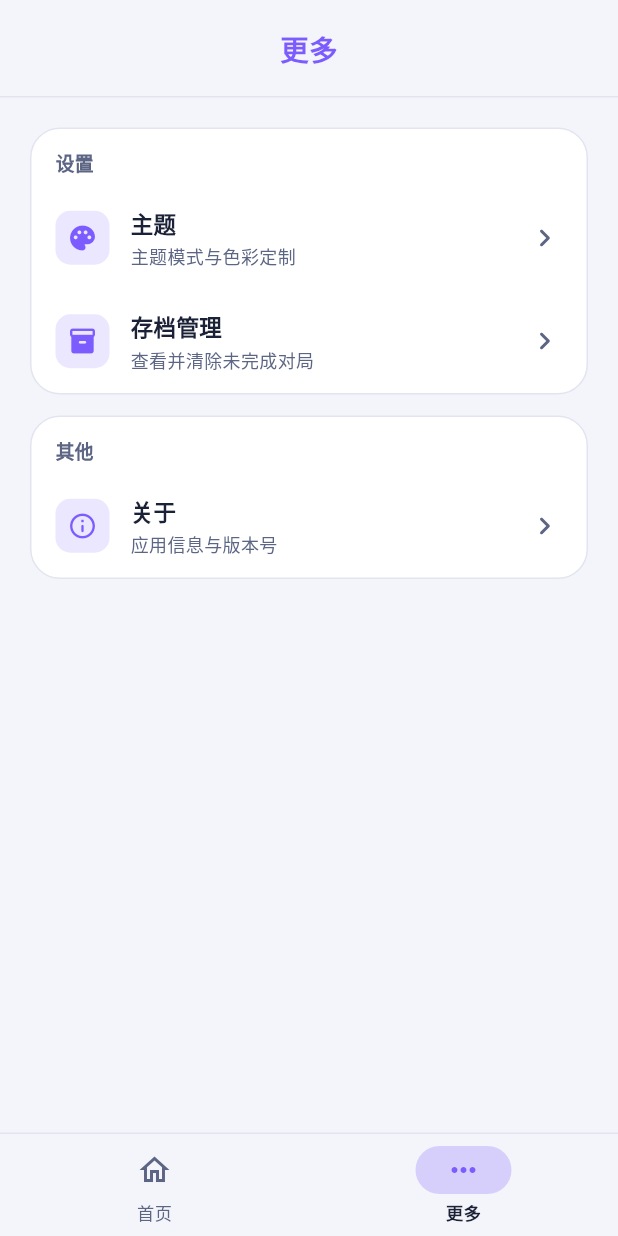
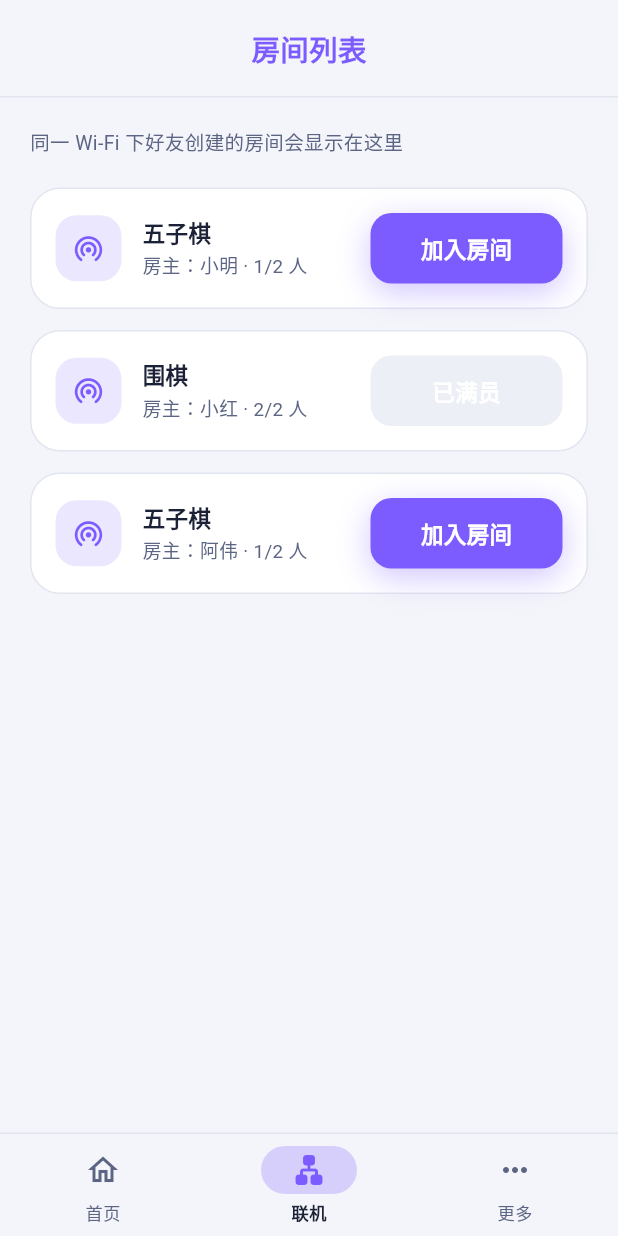
Before and after one commit to merrick-shen/horyx-games, a Flutter app: the screen it shows after launch, swiped to page 2, on a phone screen of 412 x 824 dp. Run offline on Flutter 3.47's test engine with Material 3 defaults, Android fonts, the phone set to English and light mode, and no system bars; our stand-ins replace flutter_svg, package_info_plus, shared_preferences; statements that could not run were skipped; project files that could hold a hidden picture were left out.

Commit message:
feat: 新增局域网房间列表静态页（底部导航新增联机入口）

```diff
--- a/lib/pages/app_shell.dart
+++ b/lib/pages/app_shell.dart
@@ -3,10 +3,11 @@ import 'package:flutter/material.dart';
 import '../theme/app_theme.dart';
 import 'home_page.dart';
 import 'more_page.dart';
+import 'room_list_page.dart';
 
-/// 应用根骨架：底部导航栏 + 首页/更多页切换
+/// 应用根骨架：底部导航栏 + 首页/联机/更多页切换
 /// 页面切换使用 PageView 支持左右滑动手势：
-/// - 左滑切到更多页、右滑切回首页，拖动不足自动回弹
+/// - 左滑切到下一页、右滑切回上一页，拖动不足自动回弹
 /// - 页面用保活包装，与原 IndexedStack 一样不丢页面状态
 /// 状态栏样式由 MaterialApp 的 builder 统一处理（随主题亮度变化）
 class AppShell extends StatefulWidget {
@@ -35,6 +36,7 @@ class _AppShellState extends State<AppShell> {
         onPageChanged: (index) => setState(() => _currentIndex = index),
         children: [
           _PageKeeper(child: HomePage()),
+          _PageKeeper(child: RoomListPage()),
           _PageKeeper(child: MorePage()),
         ],
       ),
@@ -56,6 +58,12 @@ class _AppShellState extends State<AppShell> {
               icon: Icon(Icons.home_outlined),
               selectedIcon: Icon(Icons.home_rounded),
               label: '首页',
+            ),
+            // 联机 tab：局域网房间列表（底部导航常驻入口，非页面跳转进入）
+            NavigationDestination(
+              icon: Icon(Icons.lan_outlined),
+              selectedIcon: Icon(Icons.lan_rounded),
+              label: '联机',
             ),
             NavigationDestination(
               icon: Icon(Icons.more_horiz_outlined),
--- /dev/null
+++ b/lib/pages/room_list_page.dart
@@ -0,0 +1,240 @@
+import 'package:flutter/material.dart';
+
+import '../theme/app_theme.dart';
+import '../widgets/app_top_bar.dart';
+import '../widgets/primary_button.dart';
+import 'placeholder_page.dart';
+
+/// 局域网房间列表页（底部导航「联机」tab 常驻页）
+/// 展示同一局域网内可加入的房间（游戏、房主、当前人数）：
+/// - 有房间时展示房间卡片列表，每项提供「加入房间」按钮
+/// - 无房间时整页切换为空状态提示
+/// 当前为静态结构阶段：列表为演示数据，房间发现与加入交互待联机里程碑接入
+/// 状态栏样式与底部导航由外层 AppShell 统一管理
+class RoomListPage extends StatelessWidget {
+  const RoomListPage({super.key});
+
+  /// 静态演示数据：模拟局域网内已创建的房间（含一个满员房间）
+  /// 接入房间发现（UDP 广播）后由实时数据替换；清空此列表可预览空状态
+  static const List<_RoomInfo> _demoRooms = [
+    _RoomInfo(game: '五子棋', host: '小明', currentPlayers: 1, maxPlayers: 2),
+    _RoomInfo(game: '围棋', host: '小红', currentPlayers: 2, maxPlayers: 2),
+    _RoomInfo(game: '五子棋', host: '阿伟', currentPlayers: 1, maxPlayers: 2),
+  ];
+
+  @override
+  Widget build(BuildContext context) {
+    final palette = context.palette;
+
+    return Scaffold(
+      body: SafeArea(
+        bottom: false,
+        child: Column(
+          children: [
+            // tab 常驻页无返回入口（与首页一致），仅展示标题
+            const AppTopBar(title: '房间列表'),
+            Expanded(
+              // 列表为空时整页切换为空状态提示
+              child: _demoRooms.isEmpty
+                  ? const _EmptyView()
+                  : SizedBox.expand(
+                      child: Center(
+                        // 平板/桌面端限制内容宽度，居中展示
+                        child: ConstrainedBox(
+                          constraints: const BoxConstraints(maxWidth: 520),
+                          child: Column(
+                            crossAxisAlignment: CrossAxisAlignment.stretch,
+                            children: [
+                              // 列表引导文案：说明房间来源
+                              Padding(
+                                padding: const EdgeInsets.fromLTRB(
+                                  20,
+                                  20,
+                                  20,
+                                  0,
+                                ),
+                                child: Text(
+                                  '同一 Wi-Fi 下好友创建的房间会显示在这里',
+                                  style: TextStyle(
+                                    color: palette.textSecondary,
+                                    fontSize: 13,
+                                  ),
+                                ),
+                              ),
+                              Expanded(
+                                child: ListView.separated(
+                                  padding: const EdgeInsets.all(20),
+                                  itemCount: _demoRooms.length,
+                                  separatorBuilder: (_, _) =>
+                                      const SizedBox(height: 14),
+                                  itemBuilder: (context, index) => _RoomCard(
+                                    room: _demoRooms[index],
+                                  ),
+                                ),
+                              ),
+                            ],
+                          ),
+                        ),
+                      ),
+                    ),
+            ),
+          ],
+        ),
+      ),
+    );
+  }
+}
+
+/// 房间信息：静态结构阶段的演示数据模型
+/// 字段对齐房间展示需求（游戏、创建者、当前人数）；
+/// 接入局域网房间发现后由网络层提供的真实房间数据替换
+class _RoomInfo {
+  const _RoomInfo({
+    required this.game,
+    required this.host,
+    required this.currentPlayers,
+    required this.maxPlayers,
+  });
+
+  /// 房间对应的游戏名称（如「五子棋」「围棋」）
+  final String game;
+
+  /// 创建者（房主）昵称
+  final String host;
+
+  /// 当前房间人数
+  final int currentPlayers;
+
+  /// 房间人数上限
+  final int maxPlayers;
+
+  /// 是否已满员（满员后不可加入）
+  bool get isFull => currentPlayers >= maxPlayers;
+}
+
+/// 房间卡片：游戏名 + 房主/人数信息 + 「加入房间」按钮
+/// 满员房间的加入按钮置为禁用态（灰底不可点击）
+class _RoomCard extends StatelessWidget {
+  const _RoomCard({required this.room});
+
+  /// 卡片展示的房间信息
+  final _RoomInfo room;
+
+  /// 加入房间：静态结构阶段联机对局页未开发，暂以占位页承接
+  void _join(BuildContext context) {
+    Navigator.of(context).push(
+      MaterialPageRoute(
+        builder: (_) => const PlaceholderPage(title: '联机对局'),
+      ),
+    );
+  }
+
+  @override
+  Widget build(BuildContext context) {
+    final palette = context.palette;
+
+    return Container(
+      padding: const EdgeInsets.all(16),
+      decoration: BoxDecoration(
+        color: palette.surfaceBg,
+        borderRadius: BorderRadius.circular(20),
+        border: Border.all(color: palette.stroke),
+      ),
+      child: Row(
+        children: [
+          // 房间图标
+          Container(
+            width: 44,
+            height: 44,
+            decoration: BoxDecoration(
+              color: palette.primary.withValues(alpha: 0.15),
+              borderRadius: BorderRadius.circular(14),
+            ),
+            child: Icon(
+              Icons.wifi_tethering_rounded,
+              color: palette.primary,
+              size: 22,
+            ),
+          ),
+          const SizedBox(width: 14),
+          // 房间信息：游戏名主行 + 房主与人数副行
+          Expanded(
+            child: Column(
+              crossAxisAlignment: CrossAxisAlignment.start,
+              children: [
+                Text(
+                  room.game,
+                  style: TextStyle(
+                    color: palette.textPrimary,
+                    fontSize: 15,
+                    fontWeight: FontWeight.w700,
+                  ),
+                ),
+                const SizedBox(height: 3),
+                Text(
+                  '房主：${room.host} · ${room.currentPlayers}/${room.maxPlayers} 人',
+                  style: TextStyle(
+                    color: palette.textSecondary,
+                    fontSize: 12.5,
+                  ),
+                ),
+              ],
+            ),
+          ),
+          const SizedBox(width: 12),
+          // 固定宽度槽位：「已满员」比「加入房间」短且无图标，
+          // 不固定宽度时两种状态按钮宽窄不一，列表扫视不齐
+          SizedBox(
+            width: 128,
+            child: PrimaryButton(
+              label: room.isFull ? '已满员' : '加入房间',
+              // 满员时禁用（灰底不可点击），其余房间可加入
+              onPressed: room.isFull ? null : () => _join(context),
+            ),
+          ),
+        ],
+      ),
+    );
+  }
+}
+
+/// 空状态视图：局域网内暂无可加入房间时的整页提示
+/// 布局与通用占位页一致（图标 + 主提示 + 辅助说明）
+class _EmptyView extends StatelessWidget {
+  const _EmptyView();
+
+  @override
+  Widget build(BuildContext context) {
+    final palette = context.palette;
+
+    return Center(
+      child: Column(
+        mainAxisSize: MainAxisSize.min,
+        children: [
+          Icon(
+            Icons.wifi_off_rounded,
+            color: palette.textSecondary,
+            size: 36,
+          ),
+          const SizedBox(height: 12),
+          Text(
+            '暂无可用房间',
+            style: TextStyle(
+              color: palette.textSecondary,
+              fontSize: 15,
+              fontWeight: FontWeight.w600,
+            ),
+          ),
+          const SizedBox(height: 6),
+          Text(
+            '请确认好友已与你连接同一 Wi-Fi 并创建了房间',
+            style: TextStyle(
+              color: palette.textSecondary,
+              fontSize: 13,
+            ),
+          ),
+        ],
+      ),
+    );
+  }
+}
```
